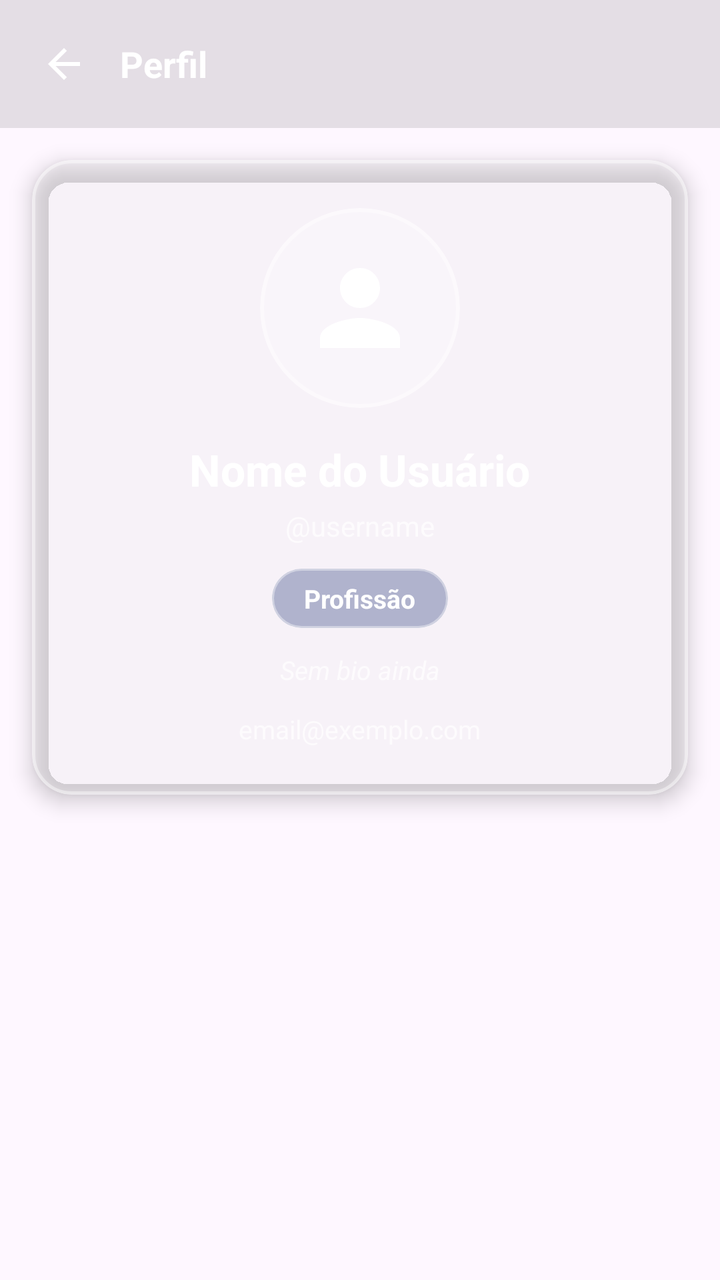
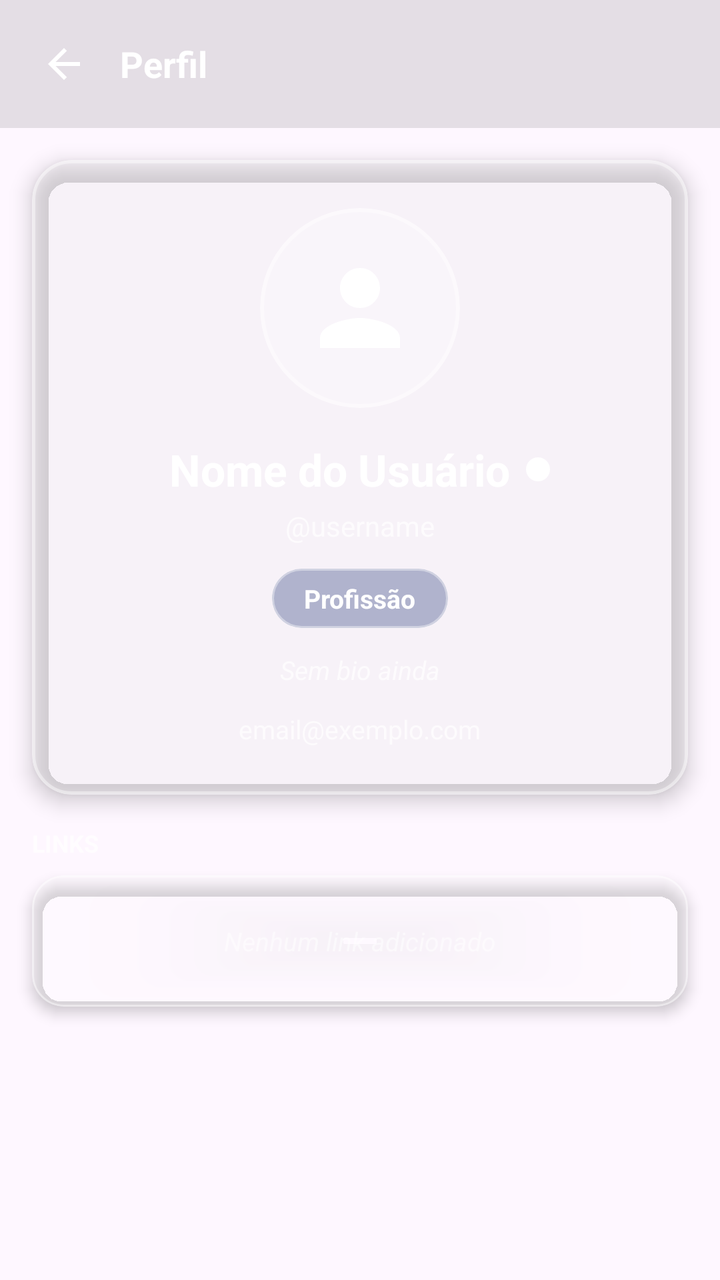

Screens rendered from an Android XML layout before and after an edit, with the pre-edit source and the edit as a unified diff.
<!-- AndroidManifest.xml: application theme Theme.PlataformaRemota -->
<!-- res/layout/activity_perfil_usuario.xml -->
<?xml version="1.0" encoding="utf-8"?>
<ScrollView xmlns:android="http://schemas.android.com/apk/res/android"
    xmlns:app="http://schemas.android.com/apk/res-auto"
    android:layout_width="match_parent"
    android:layout_height="match_parent"
    android:fillViewport="true">

    <LinearLayout
        android:layout_width="match_parent"
        android:layout_height="wrap_content"
        android:orientation="vertical">

        
        <LinearLayout
            android:layout_width="match_parent"
            android:layout_height="wrap_content"
            android:background="#1A000000"
            android:gravity="center_vertical"
            android:orientation="horizontal"
            android:padding="12dp">

            <ImageView
                android:id="@+id/btnVoltarPerfilUsuario"
                android:layout_width="40dp"
                android:layout_height="40dp"
                android:padding="8dp"
                android:background="?attr/selectableItemBackgroundBorderless"
                android:clickable="true"
                android:focusable="true"
                android:src="@drawable/ic_arrow_back"
                app:tint="@color/white" />

            <TextView
                android:layout_width="0dp"
                android:layout_height="wrap_content"
                android:layout_marginStart="8dp"
                android:layout_weight="1"
                android:text="Perfil"
                android:textColor="@color/white"
                android:textSize="18sp"
                android:textStyle="bold" />
        </LinearLayout>

        
        <com.google.android.material.card.MaterialCardView
            android:layout_width="match_parent"
            android:layout_height="wrap_content"
            android:layout_margin="16dp"
            app:cardBackgroundColor="#33FFFFFF"
            app:cardCornerRadius="20dp"
            app:cardElevation="6dp"
            app:strokeWidth="1.5dp"
            app:strokeColor="#66FFFFFF">

            <LinearLayout
                android:layout_width="match_parent"
                android:layout_height="wrap_content"
                android:gravity="center_horizontal"
                android:orientation="vertical"
                android:padding="24dp">

                <com.google.android.material.card.MaterialCardView
                    android:layout_width="100dp"
                    android:layout_height="100dp"
                    android:layout_marginBottom="16dp"
                    app:cardBackgroundColor="#33FFFFFF"
                    app:cardCornerRadius="50dp"
                    app:cardElevation="0dp"
                    app:strokeWidth="2dp"
                    app:strokeColor="#66FFFFFF">

                    <ImageView
                        android:id="@+id/imgFotoUsuario"
                        android:layout_width="match_parent"
                        android:layout_height="match_parent"
                        android:padding="20dp"
                        android:src="@drawable/ic_person"
                        app:tint="@color/white" />
                </com.google.android.material.card.MaterialCardView>

                <TextView
                    android:id="@+id/txtNomeUsuarioPerfil"
                    android:layout_width="wrap_content"
                    android:layout_height="wrap_content"
                    android:text="Nome do Usuário"
                    android:textColor="@color/white"
                    android:textSize="22sp"
                    android:textStyle="bold" />

                <TextView
                    android:id="@+id/txtUsernameUsuarioPerfil"
                    android:layout_width="wrap_content"
                    android:layout_height="wrap_content"
                    android:layout_marginTop="4dp"
                    android:text="@username"
                    android:textColor="#B3FFFFFF"
                    android:textSize="14sp" />

                <com.google.android.material.card.MaterialCardView
                    android:layout_width="wrap_content"
                    android:layout_height="wrap_content"
                    android:layout_marginTop="12dp"
                    app:cardBackgroundColor="#4D0D226B"
                    app:cardCornerRadius="20dp"
                    app:cardElevation="0dp"
                    app:strokeWidth="1dp"
                    app:strokeColor="#66FFFFFF">

                    <TextView
                        android:id="@+id/txtProfissaoUsuarioPerfil"
                        android:layout_width="wrap_content"
                        android:layout_height="wrap_content"
                        android:paddingHorizontal="16dp"
                        android:paddingVertical="6dp"
                        android:text="Profissão"
                        android:textColor="@color/white"
                        android:textSize="13sp"
                        android:textStyle="bold" />
                </com.google.android.material.card.MaterialCardView>

                <TextView
                    android:id="@+id/txtBioUsuarioPerfil"
                    android:layout_width="match_parent"
                    android:layout_height="wrap_content"
                    android:layout_marginTop="12dp"
                    android:layout_marginHorizontal="16dp"
                    android:text="Sem bio ainda"
                    android:textAlignment="center"
                    android:textColor="#B3FFFFFF"
                    android:textSize="13sp"
                    android:textStyle="italic" />

                <TextView
                    android:id="@+id/txtEmailUsuarioPerfil"
                    android:layout_width="wrap_content"
                    android:layout_height="wrap_content"
                    android:layout_marginTop="12dp"
                    android:text="email@exemplo.com"
                    android:textColor="#B3FFFFFF"
                    android:textSize="13sp" />
            </LinearLayout>
        </com.google.android.material.card.MaterialCardView>

        
        <TextView
            android:id="@+id/txtTituloAcoes"
            android:layout_width="wrap_content"
            android:layout_height="wrap_content"
            android:layout_marginHorizontal="16dp"
            android:layout_marginBottom="8dp"
            android:text="AÇÕES DO GRUPO"
            android:textColor="#B3FFFFFF"
            android:textSize="12sp"
            android:textStyle="bold"
            android:visibility="gone" />

        <LinearLayout
            android:id="@+id/layoutAcoesGrupo"
            android:layout_width="match_parent"
            android:layout_height="wrap_content"
            android:layout_marginHorizontal="16dp"
            android:layout_marginBottom="16dp"
            android:orientation="vertical"
            android:visibility="gone">

            <com.google.android.material.button.MaterialButton
                android:id="@+id/btnPromoverAdmin"
                android:layout_width="match_parent"
                android:layout_height="52dp"
                android:layout_marginBottom="8dp"
                android:insetTop="0dp"
                android:insetBottom="0dp"
                android:text="PROMOVER A ADMIN"
                android:textColor="@color/white"
                android:textSize="14sp"
                android:textStyle="bold"
                app:backgroundTint="#43A047"
                app:cornerRadius="26dp"
                app:icon="@drawable/ic_person"
                app:iconGravity="textStart"
                app:iconPadding="8dp"
                app:iconTint="@color/white" />

            <com.google.android.material.button.MaterialButton
                android:id="@+id/btnRemoverDoGrupo"
                android:layout_width="match_parent"
                android:layout_height="52dp"
                android:insetTop="0dp"
                android:insetBottom="0dp"
                android:text="REMOVER DO GRUPO"
                android:textColor="@color/white"
                android:textSize="14sp"
                android:textStyle="bold"
                app:backgroundTint="#D32F2F"
                app:cornerRadius="26dp"
                app:icon="@drawable/ic_delete"
                app:iconGravity="textStart"
                app:iconPadding="8dp"
                app:iconTint="@color/white" />
        </LinearLayout>

        
        <TextView
            android:id="@+id/txtTituloBloquear"
            android:layout_width="wrap_content"
            android:layout_height="wrap_content"
            android:layout_marginHorizontal="16dp"
            android:layout_marginBottom="8dp"
            android:text="AÇÕES"
            android:textColor="#B3FFFFFF"
            android:textSize="12sp"
            android:textStyle="bold"
            android:visibility="gone" />

        <com.google.android.material.button.MaterialButton
            android:id="@+id/btnBloquearUsuario"
            android:layout_width="match_parent"
            android:layout_height="52dp"
            android:layout_marginHorizontal="16dp"
            android:layout_marginBottom="24dp"
            android:insetTop="0dp"
            android:insetBottom="0dp"
            android:text="BLOQUEAR USUÁRIO"
            android:textColor="@color/white"
            android:textSize="14sp"
            android:textStyle="bold"
            app:backgroundTint="#757575"
            app:cornerRadius="26dp"
            app:icon="@drawable/ic_delete"
            app:iconGravity="textStart"
            app:iconPadding="8dp"
            app:iconTint="@color/white"
            android:visibility="gone" />

    </LinearLayout>
</ScrollView>
<!-- resources referenced by this layout -->
<resources>
  <color name="white">#FFFFFFFF</color>
  <!-- drawable ic_arrow_back (drawable) -->
  <vector xmlns:android="http://schemas.android.com/apk/res/android" android:autoMirrored="true" android:height="24dp" android:tint="#000000" android:viewportHeight="960" android:viewportWidth="960" android:width="24dp">
        
      <path android:fillColor="@android:color/white" android:pathData="M313,520L537,744L480,800L160,480L480,160L537,216L313,440L800,440L800,520L313,520Z"/>
      
  </vector>
  <!-- drawable ic_delete (drawable) -->
  <vector xmlns:android="http://schemas.android.com/apk/res/android" android:height="24dp" android:tint="#000000" android:viewportHeight="960" android:viewportWidth="960" android:width="24dp">
        
      <path android:fillColor="@android:color/white" android:pathData="M280,240L280,240L280,400Q280,400 280,481.5Q280,563 280,680Q280,701 280,721Q280,741 280,760L280,760Q280,760 280,760Q280,760 280,760L280,240ZM450,840L280,840Q247,840 223.5,816.5Q200,793 200,760L200,240L160,240L160,160L360,160L360,120L600,120L600,160L800,160L800,240L760,240L760,412Q743,407 720.5,403.5Q698,400 680,400L680,240L280,240L280,760Q280,760 280,760Q280,760 280,760L412,760Q418,781 428,801.5Q438,822 450,840ZM360,680L400,680Q400,617 420,576.5Q440,536 440,536L440,320L360,320L360,680ZM520,450Q537,439 558.5,428Q580,417 600,412L600,320L520,320L520,450ZM538.5,821.5Q480,763 480,680Q480,597 538.5,538.5Q597,480 680,480Q763,480 821.5,538.5Q880,597 880,680Q880,763 821.5,821.5Q763,880 680,880Q597,880 538.5,821.5ZM746,774L774,746L700,672L700,560L660,560L660,688L746,774Z"/>
      
  </vector>
  <!-- drawable ic_person (drawable) -->
  <vector xmlns:android="http://schemas.android.com/apk/res/android" android:height="24dp" android:tint="#000000" android:viewportHeight="24" android:viewportWidth="24" android:width="24dp">
        
      <path android:fillColor="@android:color/white" android:pathData="M12,12c2.21,0 4,-1.79 4,-4s-1.79,-4 -4,-4 -4,1.79 -4,4 1.79,4 4,4zM12,14c-2.67,0 -8,1.34 -8,4v2h16v-2c0,-2.66 -5.33,-4 -8,-4z"/>
      
  </vector>
  <style name="Theme.PlataformaRemota" parent="Base.Theme.PlataformaRemota" />
  <style name="Base.Theme.PlataformaRemota" parent="Theme.Material3.DayNight.NoActionBar">
          <item name="android:windowAnimationStyle">@style/ActivityAnimation</item>
          <item name="android:fontFamily">sans-serif</item>
          <item name="fontFamily">sans-serif</item>
      </style>
  <style name="ActivityAnimation" parent="@android:style/Animation.Activity">
          <item name="android:activityOpenEnterAnimation">@anim/slide_in_right</item>
          <item name="android:activityOpenExitAnimation">@anim/slide_out_left</item>
          <item name="android:activityCloseEnterAnimation">@anim/slide_in_left</item>
          <item name="android:activityCloseExitAnimation">@anim/slide_out_right</item>
      </style>
</resources>

<!-- the commit's change to res/layout/activity_perfil_usuario.xml (unified diff, before → after) -->
@@ -78,14 +78,28 @@
                         app:tint="@color/white" />
                 </com.google.android.material.card.MaterialCardView>
 
-                <TextView
-                    android:id="@+id/txtNomeUsuarioPerfil"
-                    android:layout_width="wrap_content"
-                    android:layout_height="wrap_content"
-                    android:text="Nome do Usuário"
-                    android:textColor="@color/white"
-                    android:textSize="22sp"
-                    android:textStyle="bold" />
+                <LinearLayout
+                    android:layout_width="wrap_content"
+                    android:layout_height="wrap_content"
+                    android:gravity="center_vertical"
+                    android:orientation="horizontal">
+
+                    <TextView
+                        android:id="@+id/txtNomeUsuarioPerfil"
+                        android:layout_width="wrap_content"
+                        android:layout_height="wrap_content"
+                        android:text="Nome do Usuário"
+                        android:textColor="@color/white"
+                        android:textSize="22sp"
+                        android:textStyle="bold" />
+
+                    <View
+                        android:id="@+id/dotStatusUsuario"
+                        android:layout_width="12dp"
+                        android:layout_height="12dp"
+                        android:layout_marginStart="8dp"
+                        android:background="@drawable/bg_status_dot" />
+                </LinearLayout>
 
                 <TextView
                     android:id="@+id/txtUsernameUsuarioPerfil"
@@ -138,6 +152,53 @@
                     android:text="email@exemplo.com"
                     android:textColor="#B3FFFFFF"
                     android:textSize="13sp" />
+            </LinearLayout>
+        </com.google.android.material.card.MaterialCardView>
+
+        
+        <TextView
+            android:layout_width="wrap_content"
+            android:layout_height="wrap_content"
+            android:layout_marginHorizontal="16dp"
+            android:layout_marginBottom="8dp"
+            android:text="LINKS"
+            android:textColor="#B3FFFFFF"
+            android:textSize="12sp"
+            android:textStyle="bold" />
+
+        <com.google.android.material.card.MaterialCardView
+            android:layout_width="match_parent"
+            android:layout_height="wrap_content"
+            android:layout_marginHorizontal="16dp"
+            android:layout_marginBottom="16dp"
+            app:cardBackgroundColor="#33FFFFFF"
+            app:cardCornerRadius="16dp"
+            app:cardElevation="4dp"
+            app:strokeWidth="1dp"
+            app:strokeColor="#66FFFFFF">
+
+            <LinearLayout
+                android:layout_width="match_parent"
+                android:layout_height="wrap_content"
+                android:orientation="vertical"
+                android:padding="8dp">
+
+                <LinearLayout
+                    android:id="@+id/containerLinksUsuario"
+                    android:layout_width="match_parent"
+                    android:layout_height="wrap_content"
+                    android:orientation="vertical" />
+
+                <TextView
+                    android:id="@+id/txtSemLinksUsuario"
+                    android:layout_width="match_parent"
+                    android:layout_height="wrap_content"
+                    android:padding="16dp"
+                    android:text="Nenhum link adicionado"
+                    android:textAlignment="center"
+                    android:textColor="#80FFFFFF"
+                    android:textSize="13sp"
+                    android:textStyle="italic" />
             </LinearLayout>
         </com.google.android.material.card.MaterialCardView>
 
<!-- resource entries referenced after the edit -->
@@ -1,6 +1,13 @@
 <!-- resources referenced by this layout -->
 <resources>
   <color name="white">#FFFFFFFF</color>
+  <!-- drawable bg_status_dot (drawable) -->
+  <?xml version="1.0" encoding="utf-8"?>
+  <shape xmlns:android="http://schemas.android.com/apk/res/android"
+      android:shape="oval">
+      <solid android:color="#FFFFFF" />
+      <size android:width="12dp" android:height="12dp" />
+  </shape>
   <!-- drawable ic_arrow_back (drawable) -->
   <vector xmlns:android="http://schemas.android.com/apk/res/android" android:autoMirrored="true" android:height="24dp" android:tint="#000000" android:viewportHeight="960" android:viewportWidth="960" android:width="24dp">
         
